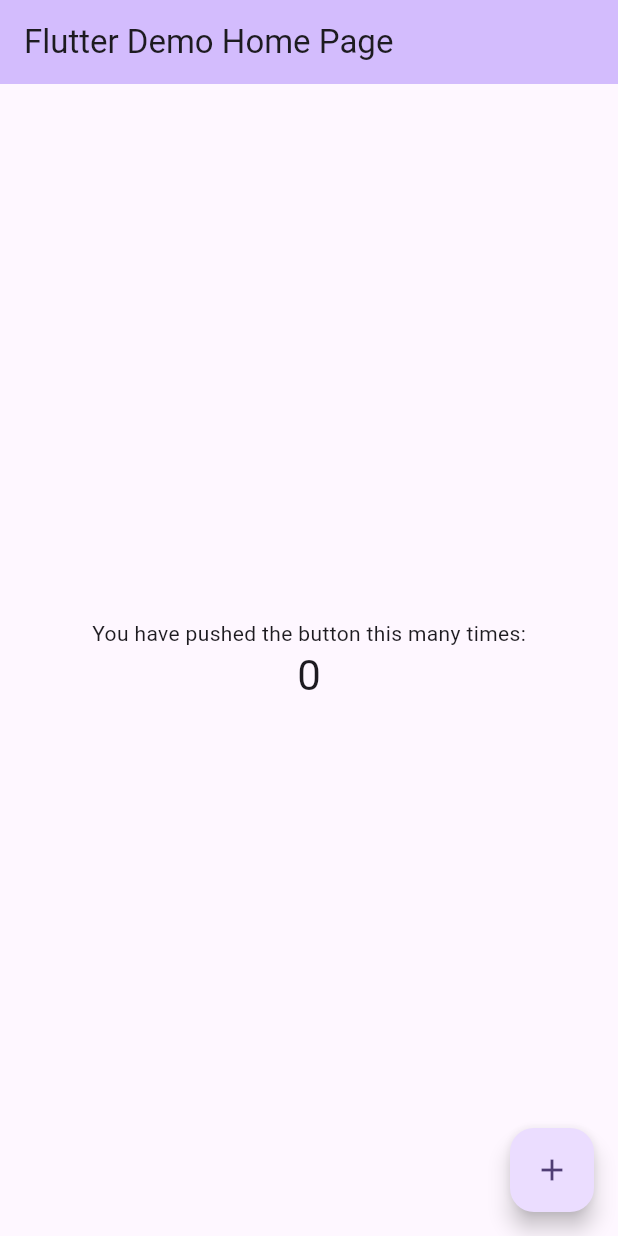
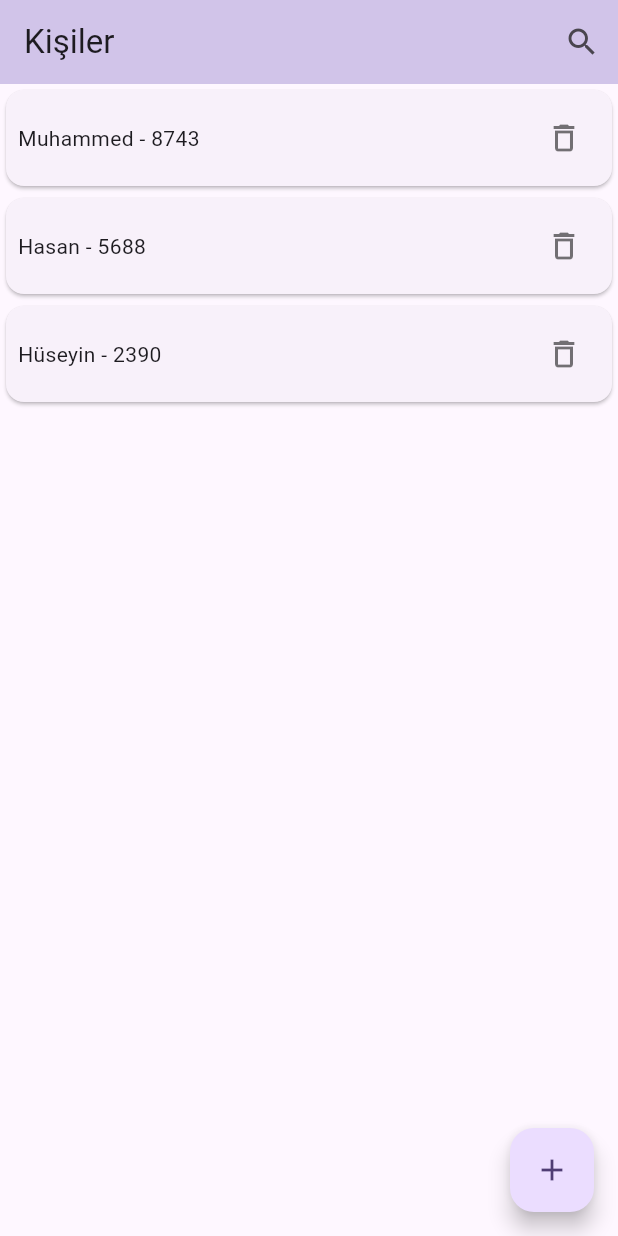
Before and after one commit to mmkocak/kisiler, a Flutter app: the screen it shows after launch, on a phone screen of 412 x 824 dp. Run offline on Flutter 3.47's test engine with Material 2 defaults, Android fonts, the phone set to English and light mode, and no system bars.

Commit message:
Tasarımlar yapıldı

```diff
--- /dev/null
+++ b/lib/entity/persons.dart
@@ -0,0 +1,8 @@
+class Persons {
+  int kisi_id;
+  String kisi_ad;
+  String kisi_tel;
+
+  Persons(
+      {required this.kisi_id, required this.kisi_ad, required this.kisi_tel});
+}
--- a/lib/main.dart
+++ b/lib/main.dart
@@ -1,4 +1,5 @@
 import 'package:flutter/material.dart';
+import 'package:kisiler/views/home.dart';
 
 void main() {
   runApp(const MyApp());
@@ -7,119 +8,16 @@ void main() {
 class MyApp extends StatelessWidget {
   const MyApp({super.key});
 
-  // This widget is the root of your application.
   @override
   Widget build(BuildContext context) {
     return MaterialApp(
+      debugShowCheckedModeBanner: false,
       title: 'Flutter Demo',
       theme: ThemeData(
-        // This is the theme of your application.
-        //
-        // TRY THIS: Try running your application with "flutter run". You'll see
-        // the application has a blue toolbar. Then, without quitting the app,
-        // try changing the seedColor in the colorScheme below to Colors.green
-        // and then invoke "hot reload" (save your changes or press the "hot
-        // reload" button in a Flutter-supported IDE, or press "r" if you used
-        // the command line to start the app).
-        //
-        // Notice that the counter didn't reset back to zero; the application
-        // state is not lost during the reload. To reset the state, use hot
-        // restart instead.
-        //
-        // This works for code too, not just values: Most code changes can be
-        // tested with just a hot reload.
         colorScheme: ColorScheme.fromSeed(seedColor: Colors.deepPurple),
         useMaterial3: true,
       ),
-      home: const MyHomePage(title: 'Flutter Demo Home Page'),
+      home: const HomePage(),
     );
   }
 }
-
-class MyHomePage extends StatefulWidget {
-  const MyHomePage({super.key, required this.title});
-
-  // This widget is the home page of your application. It is stateful, meaning
-  // that it has a State object (defined below) that contains fields that affect
-  // how it looks.
-
-  // This class is the configuration for the state. It holds the values (in this
-  // case the title) provided by the parent (in this case the App widget) and
-  // used by the build method of the State. Fields in a Widget subclass are
-  // always marked "final".
-
-  final String title;
-
-  @override
-  State<MyHomePage> createState() => _MyHomePageState();
-}
-
-class _MyHomePageState extends State<MyHomePage> {
-  int _counter = 0;
-
-  void _incrementCounter() {
-    setState(() {
-      // This call to setState tells the Flutter framework that something has
-      // changed in this State, which causes it to rerun the build method below
-      // so that the display can reflect the updated values. If we changed
-      // _counter without calling setState(), then the build method would not be
-      // called again, and so nothing would appear to happen.
-      _counter++;
-    });
-  }
-
-  @override
-  Widget build(BuildContext context) {
-    // This method is rerun every time setState is called, for instance as done
-    // by the _incrementCounter method above.
-    //
-    // The Flutter framework has been optimized to make rerunning build methods
-    // fast, so that you can just rebuild anything that needs updating rather
-    // than having to individually change instances of widgets.
-    return Scaffold(
-      appBar: AppBar(
-        // TRY THIS: Try changing the color here to a specific color (to
-        // Colors.amber, perhaps?) and trigger a hot reload to see the AppBar
-        // change color while the other colors stay the same.
-        backgroundColor: Theme.of(context).colorScheme.inversePrimary,
-        // Here we take the value from the MyHomePage object that was created by
-        // the App.build method, and use it to set our appbar title.
-        title: Text(widget.title),
-      ),
-      body: Center(
-        // Center is a layout widget. It takes a single child and positions it
-        // in the middle of the parent.
-        child: Column(
-          // Column is also a layout widget. It takes a list of children and
-          // arranges them vertically. By default, it sizes itself to fit its
-          // children horizontally, and tries to be as tall as its parent.
-          //
-          // Column has various properties to control how it sizes itself and
-          // how it positions its children. Here we use mainAxisAlignment to
-          // center the children vertically; the main axis here is the vertical
-          // axis because Columns are vertical (the cross axis would be
-          // horizontal).
-          //
-          // TRY THIS: Invoke "debug painting" (choose the "Toggle Debug Paint"
-          // action in the IDE, or press "p" in the console), to see the
-          // wireframe for each widget.
-          mainAxisAlignment: MainAxisAlignment.center,
-          children: <Widget>[
-            const Text(
-              'You have pushed the button this many times:',
-            ),
-            Text(
-              '$_counter',
-              style: Theme.of(context).textTheme.headlineMedium,
-            ),
-          ],
-        ),
-      ),
-      floatingActionButton: FloatingActionButton(
-        onPressed: _incrementCounter,
-        tooltip: 'Increment',
-        child: const Icon(Icons.add),
-      ), // This trailing comma makes auto-formatting nicer for build methods.
-    );
-  }
-}
--- /dev/null
+++ b/lib/views/home.dart
@@ -0,0 +1,129 @@
+import 'package:flutter/material.dart';
+import 'package:kisiler/entity/persons.dart';
+import 'package:kisiler/views/person_detail.dart';
+import 'package:kisiler/views/person_registration.dart';
+
+class HomePage extends StatefulWidget {
+  const HomePage({super.key});
+
+  @override
+  State<HomePage> createState() => _HomePageState();
+}
+
+class _HomePageState extends State<HomePage> {
+  bool aramaYapiliyormu = false;
+
+  Future<List<Persons>> tumKisileriGoster() async {
+    var kisilerListesi = <Persons>[];
+    var k1 = Persons(kisi_id: 1, kisi_ad: "Muhammed", kisi_tel: "8743");
+    var k2 = Persons(kisi_id: 2, kisi_ad: "Hasan", kisi_tel: "5688");
+    var k3 = Persons(kisi_id: 3, kisi_ad: "Hüseyin", kisi_tel: "2390");
+    kisilerListesi.add(k1);
+    kisilerListesi.add(k2);
+    kisilerListesi.add(k3);
+    return kisilerListesi;
+  }
+
+  @override
+  Widget build(BuildContext context) {
+    return Scaffold(
+      appBar: AppBar(
+        backgroundColor: Colors.deepPurple[100],
+        title: aramaYapiliyormu
+            ? TextField(
+                decoration: const InputDecoration(hintText: "Ara"),
+                onChanged: (aramaSonucu) {
+                  print("Arama Sonucu: $aramaSonucu");
+                },
+              )
+            : const Text("Kişiler "),
+        actions: [
+          aramaYapiliyormu
+              ? IconButton(
+                  icon: const Icon(Icons.cancel),
+                  onPressed: () {
+                    setState(() {
+                      aramaYapiliyormu = false;
+                    });
+                  },
+                )
+              : IconButton(
+                  onPressed: () {
+                    setState(() {
+                      aramaYapiliyormu = true;
+                    });
+                  },
+                  icon: const Icon(Icons.search),
+                ),
+        ],
+      ),
+      body: FutureBuilder<List<Persons>>(
+        future: tumKisileriGoster(),
+        builder: (context, snapshot) {
+          if (snapshot.hasData) {
+            var kisilerListesi = snapshot.data;
+            return ListView.builder(
+              itemCount: kisilerListesi!.length,
+              itemBuilder: (context, index) {
+                var kisi = kisilerListesi[index];
+                return GestureDetector(
+                  onTap: () {
+                    Navigator.push(
+                        context,
+                        MaterialPageRoute(
+                            builder: (context) => PersonDetail(
+                                  kisi: kisi,
+                                ))).then((value) {
+                      print("Çalıştı");
+                    });
+                  },
+                  child: Card(
+                    child: Padding(
+                      padding: const EdgeInsets.all(8.0),
+                      child: Row(children: [
+                        Text("${kisi.kisi_ad} - ${kisi.kisi_tel}"),
+                        const Spacer(),
+                        IconButton(
+                            onPressed: () {
+                              ScaffoldMessenger.of(context).showSnackBar(
+                                SnackBar(
+                                  content: Text("${kisi.kisi_ad} Silinsin mi?"),
+                                  action: SnackBarAction(
+                                    label: "Evet",
+                                    onPressed: () {
+                                      print("Kişi Sil: ${kisi.kisi_id}");
+                                    },
+                                  ),
+                                ),
+                              );
+                            },
+                            icon: const Icon(
+                              Icons.delete_outline,
+                              color: Colors.black54,
+                            )),
+                      ]),
+                    ),
+                  ),
+                );
+              },
+            );
+          } else {
+            return const Center();
+          }
+        },
+      ),
+      floatingActionButton: FloatingActionButton(
+        onPressed: () {
+          Navigator.push(
+                  context,
+                  MaterialPageRoute(
+                      builder: (context) => const PersonRegistration()))
+              .then((value) {
+            print("Çalıştı");
+          });
+        },
+        child: const Icon(Icons.add),
+      ),
+    );
+  }
+}
```
Also changed, not shown: lib/views/person_detail.dart (added, +58 -0 lines), lib/views/person_registration.dart (added, +51 -0 lines).
